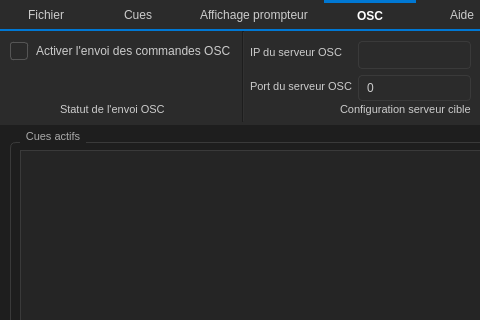
First picture: the form in ui/operator.ui, repository Foxxprod/ShowTimer, before the edit; both pictures show x 0 to 480 and y 0 to 320 of the 1279 by 862 pixel window.
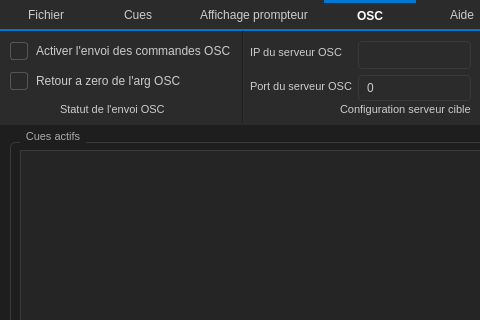
Second picture: the form after the edit. The open tabs and pages were chosen to show the change. Icons and pictures are not drawn.

Commit message: Ajout retour a zero OSC

```diff
--- a/ui/operator.ui
+++ b/ui/operator.ui
@@ -1456,6 +1456,19 @@
       <string>Test OSC</string>
      </property>
     </widget>
+    <widget class="QCheckBox" name="osc_rtz">
+     <property name="geometry">
+      <rect>
+       <x>10</x>
+       <y>40</y>
+       <width>221</width>
+       <height>20</height>
+      </rect>
+     </property>
+     <property name="text">
+      <string>Retour a zero de l'arg OSC</string>
+     </property>
+    </widget>
    </widget>
    <widget class="QWidget" name="tab_5">
     <attribute name="title">
```
Left out of the diff: 2 changed lines with no effect on the pictures. The commit also changes 7 other files.
